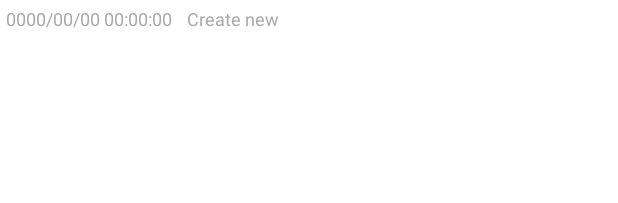
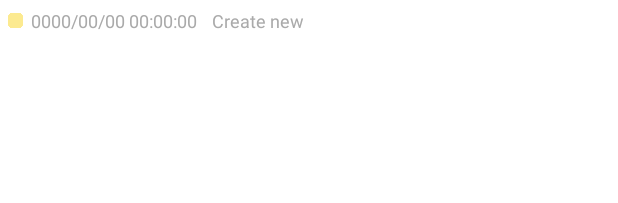
Before and after one commit to highcom/ToDoLog, an Android app: the layout row_todolog.xml on its own in the app's theme, with its tools: preview values and no code run, on a phone screen of 412 x 824 dp. Shown: the top 203 px of the screen. Run offline under Robolectric (Android 15) with nearby library versions, the phone set to English and light mode, and no system bars.

Commit message:
ログの行に黄色四角のアイコンを入れる修正

```diff
--- a/app/src/main/res/layout/row_todolog.xml
+++ b/app/src/main/res/layout/row_todolog.xml
@@ -8,14 +8,25 @@
         android:layout_width="match_parent"
         android:layout_height="wrap_content" >
 
+        <ImageButton
+            android:layout_width="10dp"
+            android:layout_height="match_parent"
+            android:focusableInTouchMode="false"
+            android:adjustViewBounds="true"
+            android:layout_marginLeft="5dp"
+            android:layout_marginRight="5dp"
+            android:background="@null"
+            android:scaleType="centerInside"
+            android:src="@drawable/ic_log"
+            android:id="@+id/log_icon" />
+
         <TextView
             android:id="@+id/todolog_date"
             android:layout_width="wrap_content"
             android:layout_height="match_parent"
             android:gravity="center_vertical"
-            android:layout_marginTop="4dp"
-            android:layout_marginBottom="4dp"
-            android:layout_marginLeft="4dp"
+            android:layout_marginTop="5dp"
+            android:layout_marginBottom="5dp"
             android:text="0000/00/00 00:00:00"
             android:textSize="12dp"
             android:textColor="@android:color/darker_gray" />
```
Also changed, not shown: app/src/main/res/layout/row_todolist.xml (+15 -0 lines), app/src/main/res/drawable/ic_log.png (added).
